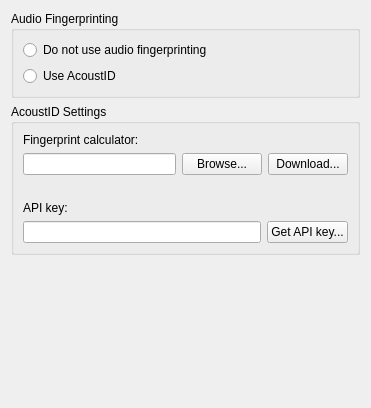
Old version of the form ui/options_fingerprinting.ui in the repository metabrainz/picard.
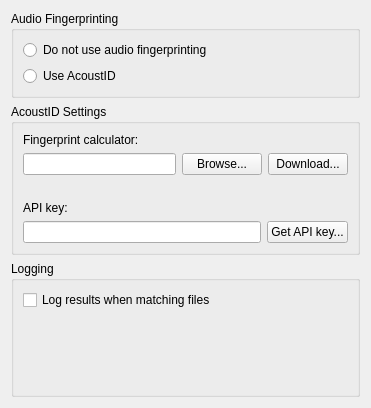
New version of the form.

Commit message: Moved ui option to fingerprinting

Patch:
```diff
--- a/ui/options_fingerprinting.ui
+++ b/ui/options_fingerprinting.ui
@@ -103,17 +103,36 @@
     </widget>
    </item>
    <item>
+    <widget class="QGroupBox" name="log_settings">
+    <property name="title">
+     <string>Logging</string>
+    </property>
+    <layout class="QVBoxLayout" name="VLogLayout">
+     <item>
+      <widget class="QCheckBox" name="do_log_matching">
+       <property name="text">
+        <string>Log results when matching files</string>
+       </property>
+       <property name="checked">
+        <bool>false</bool>
+       </property>
+      </widget>
+     </item>
+     <item>
     <spacer>
      <property name="orientation">
       <enum>Qt::Vertical</enum>
      </property>
      <property name="sizeHint" stdset="0">
       <size>
-       <width>181</width>
-       <height>21</height>
+         <width>20</width>
+         <height>41</height>
       </size>
      </property>
     </spacer>
+     </item>
+    </layout>
+   </widget>
    </item>
   </layout>
  </widget>
```
Lines whose indentation alone changed are shown as unchanged. The commit also changes 5 other files.
